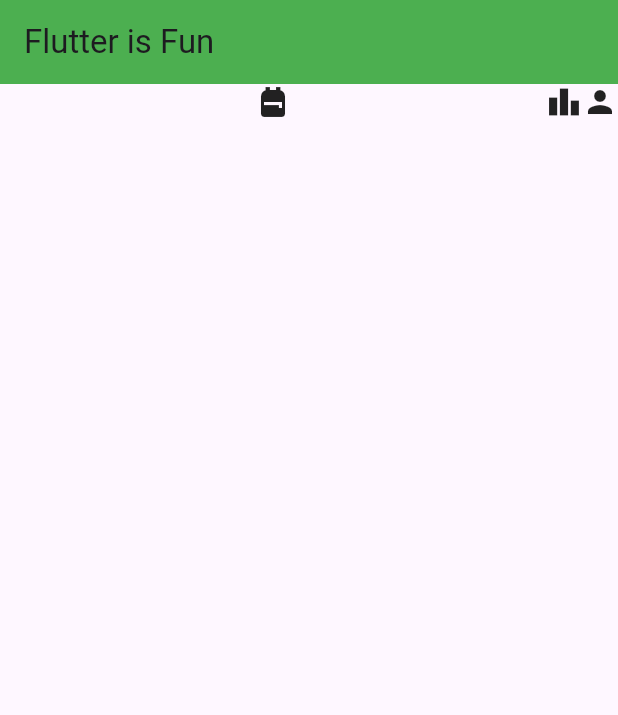
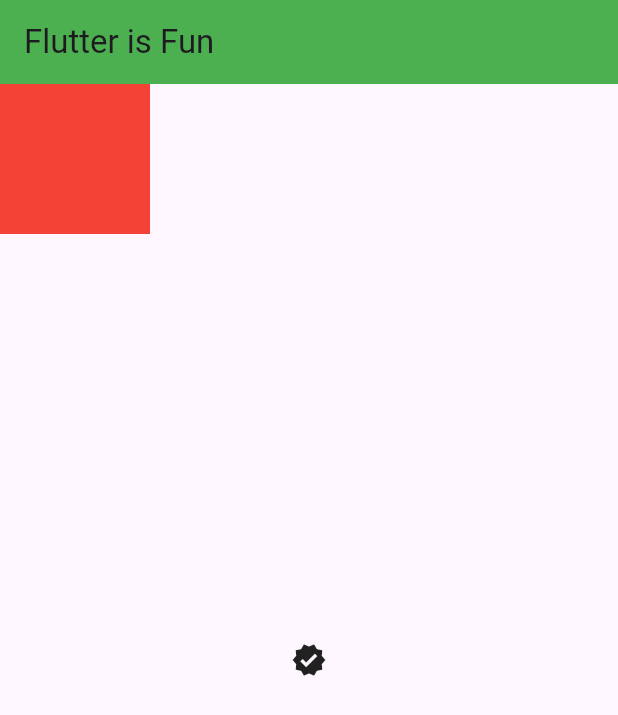
Before and after one commit to Arvindkr123/flutter_application_1, a Flutter app: the screen it shows after launch, on a phone screen of 412 x 824 dp. Shown: the top 715 px of the screen. Run offline on Flutter 3.47's test engine with Material 3 defaults, Android fonts, the phone set to English and light mode, and no system bars.

Commit message:
learned about position Positioned and Align

```diff
--- a/lib/main.dart
+++ b/lib/main.dart
@@ -17,16 +17,18 @@ class MyApp extends StatelessWidget {
           backgroundColor: Colors.green,
           title: const Text('Flutter is Fun'),
         ),
-        body: Row(
-          mainAxisAlignment: MainAxisAlignment.center,
-          crossAxisAlignment: CrossAxisAlignment.center,
-          children: const [
-            Expanded(
-              flex: 2,
-              child: Icon(Icons.backpack),
-            ),
-            Icon(Icons.leaderboard),
-            Icon(Icons.person),
+        body: Stack(
+          children: [
+            Container(color: Colors.red, width: 100, height: 100),
+            // Positioned(
+            //   child: Icon(Icons.verified),
+            //   top: 25,
+            //   left: 25,
+            // ), // it like absolute position kind of
+            Align(
+              child: Icon(Icons.verified),
+              alignment: Alignment.center,
+            )   // it is relative to parent
           ],
         ),
       ),
```
